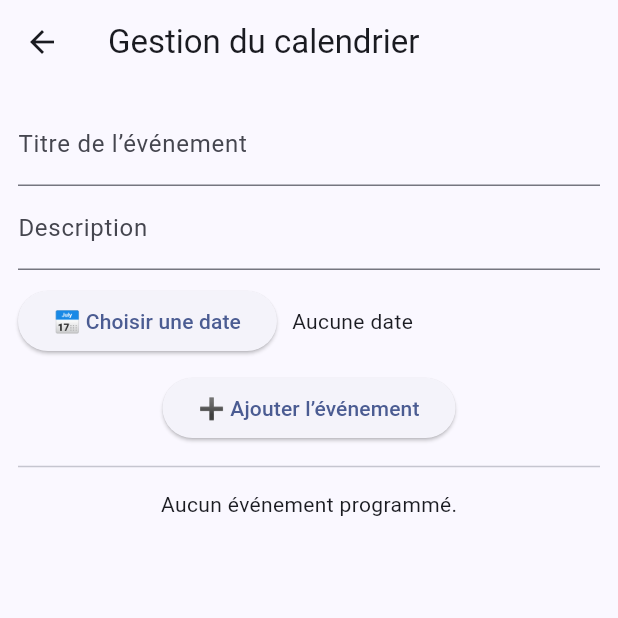
After one commit to nyjoe/ena-platform, a Flutter app: the AdminCalendarPage screen opened directly, on a phone screen of 412 x 824 dp, the top half of it. The commit adds this screen. Run offline on Flutter 3.47's test engine with Material 3 defaults, Android fonts, the light colour scheme and no system bars; our stand-ins replace cloud_firestore, file_picker, firebase_auth, firebase_core, firebase_storage, google_sign_in; accounts and stored records are empty.

Commit message:
Commit 2

```diff
--- a/lib/main.dart
+++ b/lib/main.dart
@@ -1,6 +1,5 @@
 import 'package:appli_ena/auth/auth_gate.dart';
 import 'package:appli_ena/firebase_options.dart';
-//import 'package:appli_ena/roles/redirection.dart';
 import 'package:firebase_core/firebase_core.dart';
 import 'package:flutter/material.dart';
 
--- /dev/null
+++ b/lib/roles/admin/admin_calendar_page.dart
@@ -0,0 +1,141 @@
+// roles/admin_calendar_page.dart
+import 'package:flutter/material.dart';
+import 'package:cloud_firestore/cloud_firestore.dart';
+import 'package:intl/intl.dart';
+
+class AdminCalendarPage extends StatefulWidget {
+  const AdminCalendarPage({super.key});
+  @override
+  State<StatefulWidget> createState() => _AdminCalendarPageState();
+}
+
+class _AdminCalendarPageState extends State<AdminCalendarPage> {
+  final _formKey = GlobalKey<FormState>();
+  String? _titre, _description;
+  DateTime? _selectedDate;
+
+  Future<void> _addEvent() async {
+    if (_formKey.currentState!.validate() && _selectedDate != null) {
+      _formKey.currentState!.save();
+
+      await FirebaseFirestore.instance.collection('calendrier').add({
+        'titre': _titre,
+        'description': _description,
+        'date': DateFormat('yyyy-MM-dd').format(_selectedDate!),
+        'timestamp': FieldValue.serverTimestamp(),
+      });
+
+      ScaffoldMessenger.of(context).showSnackBar(
+        SnackBar(content: Text("Événement ajouté au calendrier")),
+      );
+
+      _formKey.currentState!.reset();
+      setState(() => _selectedDate = null);
+    }
+  }
+
+  void _deleteEvent(String id) async {
+    await FirebaseFirestore.instance.collection('calendrier').doc(id).delete();
+    ScaffoldMessenger.of(context).showSnackBar(
+      SnackBar(content: Text("Événement supprimé")),
+    );
+  }
+
+  Future<void> _pickDate() async {
+    final date = await showDatePicker(
+      context: context,
+      initialDate: DateTime.now().add(Duration(days: 1)),
+      firstDate: DateTime(2020),
+      lastDate: DateTime(2030),
+    );
+
+    if (date != null) {
+      setState(() {
+        _selectedDate = date;
+      });
+    }
+  }
+
+  @override
+  Widget build(BuildContext context) {
+    final calendarStream = FirebaseFirestore.instance
+        .collection('calendrier')
+        .orderBy('date')
+        .snapshots();
+
+    return Scaffold(
+      appBar: AppBar(title: Text("Gestion du calendrier")),
+      body: Padding(
+        padding: const EdgeInsets.all(12),
+        child: Column(
+          children: [
+            Form(
+              key: _formKey,
+              child: Column(children: [
+                TextFormField(
+                  decoration: InputDecoration(labelText: 'Titre de l’événement'),
+                  onSaved: (val) => _titre = val,
+                  validator: (val) => val!.isEmpty ? 'Obligatoire' : null,
+                ),
+                TextFormField(
+                  decoration: InputDecoration(labelText: 'Description'),
+                  onSaved: (val) => _description = val,
+                ),
+                SizedBox(height: 10),
+                Row(
+                  children: [
+                    ElevatedButton(
+                      onPressed: _pickDate,
+                      child: Text("📅 Choisir une date"),
+                    ),
+                    SizedBox(width: 10),
+                    Text(_selectedDate == null
+                        ? 'Aucune date'
+                        : DateFormat('dd MMM yyyy').format(_selectedDate!)),
+                  ],
+                ),
+                SizedBox(height: 10),
+                ElevatedButton(
+                  onPressed: _addEvent,
+                  child: Text("➕ Ajouter l’événement"),
+                ),
+              ]),
+            ),
+            Divider(height: 30),
+            Expanded(
+              child: StreamBuilder<QuerySnapshot>(
+                stream: calendarStream,
+                builder: (context, snapshot) {
+                  if (!snapshot.hasData) return CircularProgressIndicator();
+
+                  final events = snapshot.data!.docs;
+
+                  if (events.isEmpty) return Text("Aucun événement programmé.");
+
+                  return ListView.builder(
+                    itemCount: events.length,
+                    itemBuilder: (context, index) {
+                      final event = events[index].data() as Map<String, dynamic>;
+                      final docId = events[index].id;
+
+                      return ListTile(
+                        leading: Icon(Icons.event),
+                        title: Text(event['titre']),
+                        subtitle: Text("${event['description'] ?? ''}\n📆 ${event['date']}"),
+                        isThreeLine: true,
+                        trailing: IconButton(
+                          icon: Icon(Icons.delete, color: Colors.red),
+                          onPressed: () => _deleteEvent(docId),
+                        ),
+                      );
+                    },
+                  );
+                },
+              ),
+            )
+          ],
+        ),
+      ),
+    );
+  }
+}
--- a/lib/roles/candidates/application_form.dart
+++ b/lib/roles/candidates/application_form.dart
@@ -7,8 +7,9 @@ import 'package:file_picker/file_picker.dart';
 import 'dart:io';
 
 class CandidateApplicationForm extends StatefulWidget {
+  const CandidateApplicationForm({super.key});
   @override
-  _CandidateApplicationFormState createState() => _CandidateApplicationFormState();
+  State<StatefulWidget> createState() => _CandidateApplicationFormState();
 }
 
 class _CandidateApplicationFormState extends State<CandidateApplicationForm> {
--- a/pubspec.yaml
+++ b/pubspec.yaml
@@ -44,6 +44,7 @@ dependencies:
   file_picker: ^10.0.0
   path: ^1.8.3
   url_launcher: ^6.2.5
+  intl: ^0.20.2
 
 
 dev_dependencies:
```
Also changed, not shown: lib/auth/auth_service.dart (+13 -2 lines), lib/roles/admin/admin_candidature_page.dart (added, +135 -0 lines), lib/roles/admin/admin_courses_page.dart (added, +73 -0 lines), lib/roles/admin/admin_home.dart (+43 -6 lines), lib/roles/admin/admin_users_page.dart (added, +67 -0 lines), pubspec.lock.
